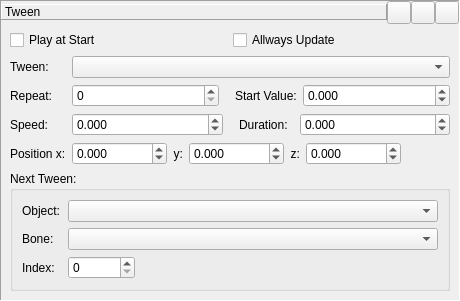
The window that MagicGameEditor/tweeninfo.ui (srdamagia/MagicGameEditor) describes before a commit, drawn with Qt 5.
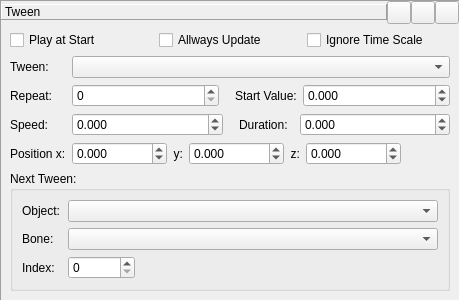
The same window after the commit. Icons and pictures are not drawn.

What changed in the file:
```diff
--- a/MagicGameEditor/tweeninfo.ui
+++ b/MagicGameEditor/tweeninfo.ui
@@ -94,6 +94,13 @@
               </property>
              </widget>
             </item>
+            <item>
+             <widget class="QCheckBox" name="chkIgnoreTimeScale">
+              <property name="text">
+               <string>Ignore Time Scale</string>
+              </property>
+             </widget>
+            </item>
            </layout>
           </widget>
          </item>
```
Left out of the diff: 4 changed lines with no effect on the pictures.
